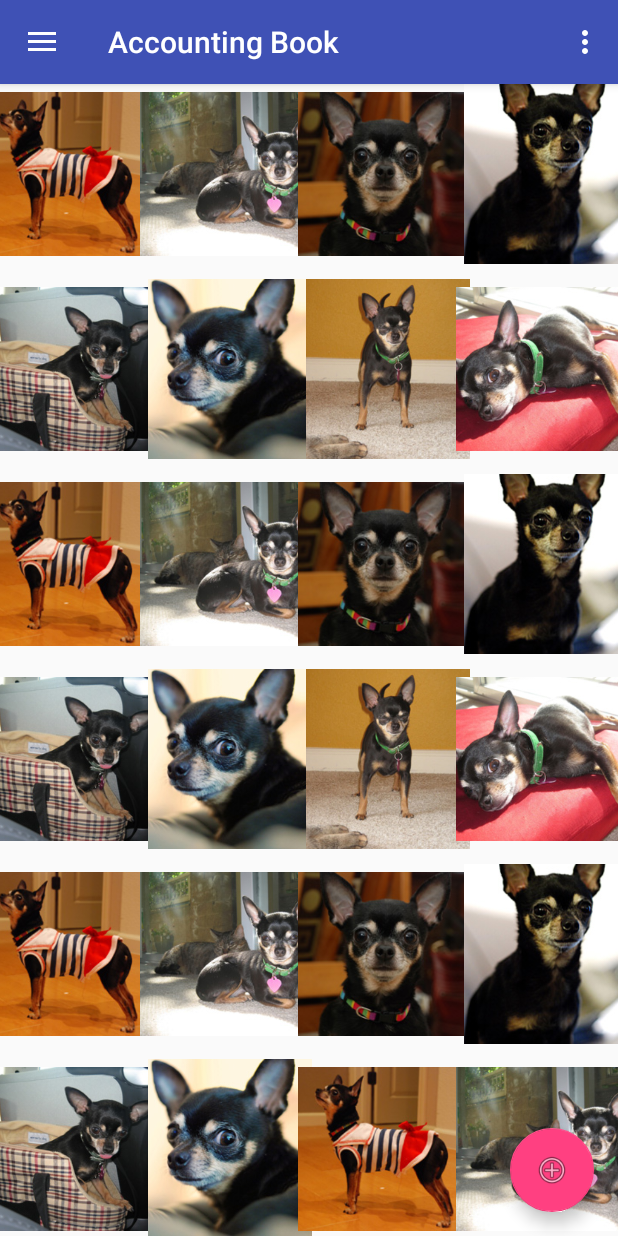
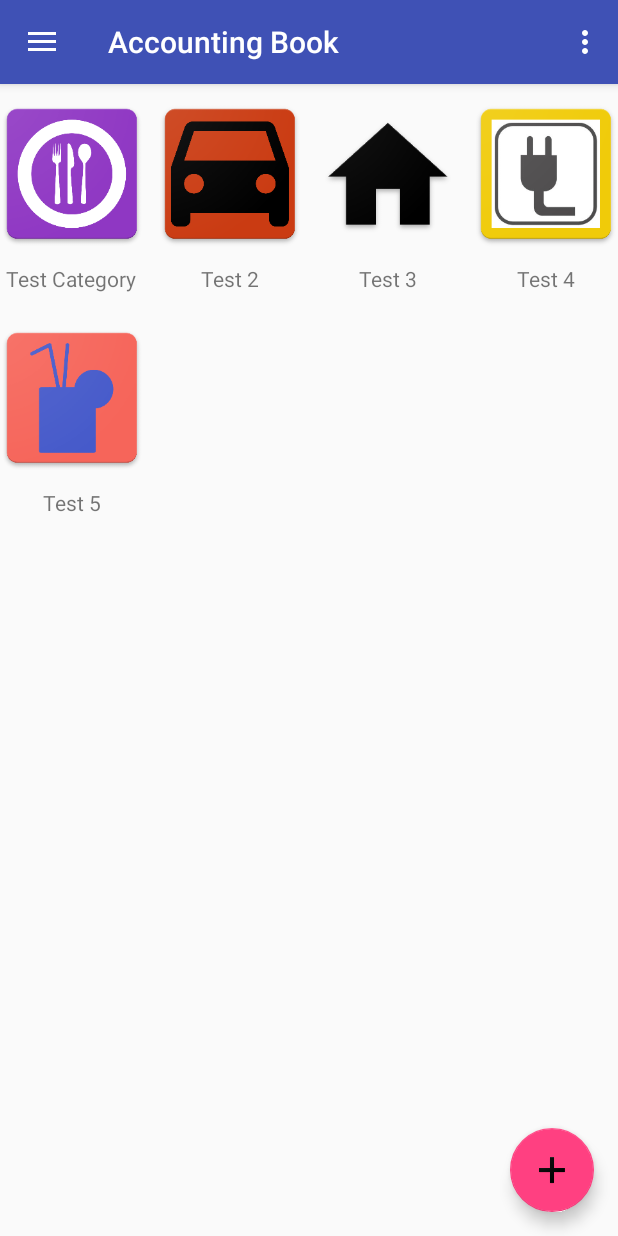
Before and after one commit to senden9/accountBookAndroid, an Android app: the screen it shows after launch (MainActivity), on a phone screen of 412 x 824 dp. Run offline under Robolectric (Android 15) with nearby library versions, the phone set to English and light mode, and no system bars.

Commit message:
Add Category DB & start main view

```diff
--- a/app/src/main/java/com/stefano_probst/gridtest/CategoryContract.java
+++ /dev/null
@@ -1,28 +0,0 @@
-package com.stefano_probst.gridtest;
-
-
-import android.provider.BaseColumns;
-
-public class CategoryContract {
-    // To prevent someone from accidentally instantiating the contract class,
-    // make the constructor private.
-    private CategoryContract() {};
-
-    /* Inner class that defines the table contents */
-    public static class CategoryEntry implements BaseColumns {
-        public static final String TABLE_NAME = "entry";
-        public static final String COLUMN_NAME_NAME = "name";
-        public static final String COLUMN_NAME_ICON = "icon";
-        public static final String COLUMN_NAME_POSITION = "position";
-    }
-
-    public static final String SQL_CREATE_ENTRIES =
-            "CREATE TABLE " + CategoryEntry.TABLE_NAME + " (" +
-                    CategoryEntry._ID + " INTEGER PRIMARY KEY," +
-                    CategoryEntry.COLUMN_NAME_NAME + " TEXT," +
-                    CategoryEntry.COLUMN_NAME_ICON + " TEXT," +
-                    CategoryEntry.COLUMN_NAME_POSITION + " INTEGER)";
-
-    public static final String SQL_DELETE_ENTRIES =
-            "DROP TABLE IF EXISTS " + CategoryEntry.TABLE_NAME;
-}
--- a/app/src/main/java/com/stefano_probst/gridtest/CategoryDbHelper.java
+++ b/app/src/main/java/com/stefano_probst/gridtest/CategoryDbHelper.java
@@ -2,13 +2,11 @@ package com.stefano_probst.gridtest;
 
 import android.content.ContentValues;
 import android.content.Context;
+import android.database.Cursor;
 import android.database.sqlite.SQLiteDatabase;
 import android.database.sqlite.SQLiteOpenHelper;
+import android.provider.BaseColumns;
 import android.util.Log;
-
-import static com.stefano_probst.gridtest.CategoryContract.CategoryEntry;
-import static com.stefano_probst.gridtest.CategoryContract.SQL_CREATE_ENTRIES;
-import static com.stefano_probst.gridtest.CategoryContract.SQL_DELETE_ENTRIES;
 
 
 public class CategoryDbHelper extends SQLiteOpenHelper {
@@ -24,9 +22,33 @@ public class CategoryDbHelper extends SQLiteOpenHelper {
         // TODO: Remove dummy entries.
         ContentValues values = new ContentValues();
         values.put(CategoryEntry.COLUMN_NAME_NAME, "Test Category");
-        values.put(CategoryEntry.COLUMN_NAME_ICON, "@android/some-path");
+        values.put(CategoryEntry.COLUMN_NAME_ICON, "essen");
         values.put(CategoryEntry.COLUMN_NAME_POSITION, 0);
         long newRowId = db.insert(CategoryEntry.TABLE_NAME, null, values);
+        Log.i("DB", "Here is the id of the dummy data: " + newRowId);
+        values = new ContentValues();
+        values.put(CategoryEntry.COLUMN_NAME_NAME, "Test 2");
+        values.put(CategoryEntry.COLUMN_NAME_ICON, "kfz");
+        values.put(CategoryEntry.COLUMN_NAME_POSITION, 1);
+        newRowId = db.insert(CategoryEntry.TABLE_NAME, null, values);
+        Log.i("DB", "Here is the id of the dummy data: " + newRowId);
+        values = new ContentValues();
+        values.put(CategoryEntry.COLUMN_NAME_NAME, "Test 3");
+        values.put(CategoryEntry.COLUMN_NAME_ICON, "home");
+        values.put(CategoryEntry.COLUMN_NAME_POSITION, 2);
+        newRowId = db.insert(CategoryEntry.TABLE_NAME, null, values);
+        Log.i("DB", "Here is the id of the dummy data: " + newRowId);
+        values = new ContentValues();
+        values.put(CategoryEntry.COLUMN_NAME_NAME, "Test 4");
+        values.put(CategoryEntry.COLUMN_NAME_ICON, "strom");
+        values.put(CategoryEntry.COLUMN_NAME_POSITION, 2);
+        newRowId = db.insert(CategoryEntry.TABLE_NAME, null, values);
+        Log.i("DB", "Here is the id of the dummy data: " + newRowId);
+        values = new ContentValues();
+        values.put(CategoryEntry.COLUMN_NAME_NAME, "Test 5");
+        values.put(CategoryEntry.COLUMN_NAME_ICON, "trinken");
+        values.put(CategoryEntry.COLUMN_NAME_POSITION, 2);
+        newRowId = db.insert(CategoryEntry.TABLE_NAME, null, values);
         Log.i("DB", "Here is the id of the dummy data: " + newRowId);
     }
     public void onUpgrade(SQLiteDatabase db, int oldVersion, int newVersion) {
@@ -38,5 +60,67 @@ public class CategoryDbHelper extends SQLiteOpenHelper {
         onUpgrade(db, oldVersion, newVersion);
     }
 
+    /* Inner class that defines the table contents */
+    public static class CategoryEntry implements BaseColumns {
+        public static final String TABLE_NAME = "entry";
+        public static final String COLUMN_NAME_NAME = "name";
+        public static final String COLUMN_NAME_ICON = "icon";
+        public static final String COLUMN_NAME_POSITION = "position";
+    }
+
+    public static final String SQL_CREATE_ENTRIES =
+            "CREATE TABLE " + CategoryEntry.TABLE_NAME + " (" +
+                    CategoryEntry._ID + " INTEGER PRIMARY KEY," +
+                    CategoryEntry.COLUMN_NAME_NAME + " TEXT," +
+                    CategoryEntry.COLUMN_NAME_ICON + " TEXT," +
+                    CategoryEntry.COLUMN_NAME_POSITION + " INTEGER)";
+
+    public static final String SQL_DELETE_ENTRIES =
+            "DROP TABLE IF EXISTS " + CategoryEntry.TABLE_NAME;
+
+    public Cursor getCategoryList(SQLiteDatabase db){
+        Cursor cursor = db.query(
+                CategoryEntry.TABLE_NAME, // The table to query
+                null, // The columns to return. Return all
+                null, // The columns for the WHERE clause
+                null, // The values for the WHERE clause
+                null, // don't group the rows
+                null, // don't filter by row groups
+                CategoryEntry.COLUMN_NAME_POSITION + " DESC" // The sort order
+        );
+        return cursor;
+    }
+
+    public String getName(SQLiteDatabase db, long id) {
+        String[] columns = {CategoryEntry.COLUMN_NAME_NAME};
+        String[] args = {""+id};
+        Cursor cursor = db.query(
+                CategoryEntry.TABLE_NAME,
+                columns,
+                CategoryEntry._ID+"=?",
+                args,
+                null,
+                null,
+                null
+        );
+        cursor.moveToNext();
+        return cursor.getString(cursor.getColumnIndexOrThrow(CategoryEntry.COLUMN_NAME_NAME));
+    }
+
+    public String getIcon(SQLiteDatabase db, long id) {
+        String[] columns = {CategoryEntry.COLUMN_NAME_ICON};
+        String[] args = {""+id};
+        Cursor cursor = db.query(
+                CategoryEntry.TABLE_NAME,
+                columns,
+                CategoryEntry._ID+"=?",
+                args,
+                null,
+                null,
+                null
+        );
+        cursor.moveToNext();
+        return cursor.getString(cursor.getColumnIndexOrThrow(CategoryEntry.COLUMN_NAME_ICON));
+    }
 
 }
--- a/app/src/main/java/com/stefano_probst/gridtest/ImageAdapter.java
+++ b/app/src/main/java/com/stefano_probst/gridtest/ImageAdapter.java
@@ -1,25 +1,44 @@
 package com.stefano_probst.gridtest;
 
 import android.content.Context;
+import android.content.res.Resources;
+import android.database.Cursor;
+import android.database.DataSetObserver;
+import android.database.sqlite.SQLiteDatabase;
+import android.util.Log;
+import android.view.Gravity;
 import android.view.View;
 import android.view.ViewGroup;
+import android.widget.Adapter;
+import android.widget.ArrayAdapter;
 import android.widget.BaseAdapter;
 import android.widget.GridView;
 import android.widget.ImageView;
+import android.widget.LinearLayout;
+import android.widget.ListView;
+import android.widget.TextView;
 
-/**
- * Created by stefano on 5/26/17.
- */
+import java.util.List;
+
 
 public class ImageAdapter extends BaseAdapter {
     private Context mContext;
+    private CategoryDbHelper mCategoryDB;
+    private SQLiteDatabase db;
+    private Cursor mCursorIter = null;
 
     public ImageAdapter(Context c) {
         mContext = c;
+        mCategoryDB = new CategoryDbHelper(mContext);
+        db = mCategoryDB.getReadableDatabase();
     }
 
     public int getCount() {
-        return mThumbIds.length;
+        Cursor cursor = mCategoryDB.getCategoryList(db);
+        int count = cursor.getCount();
+        cursor.close();
+        Log.i("ImageAdapter", "We have " + count + " elements for our category view.");
+        return count;
     }
 
     public Object getItem(int position) {
@@ -32,57 +51,44 @@ public class ImageAdapter extends BaseAdapter {
 
     // create a new ImageView for each item referenced by the Adapter
     // here we can define our buttons
-    // maybe just via inserting a fragmen
+    // maybe just via inserting a fragment
     public View getView(int position, View convertView, ViewGroup parent) {
+        LinearLayout linearLayout;
         ImageView imageView;
+        TextView textView;
         if (convertView == null) {
+            /*if (mCursorIter == null){
+                mCursorIter = mCategoryDB.getCategoryList(db);
+            }
+            if (mCursorIter.moveToNext() == false){
+                Log.e("ImageAdapter", "We are already behind the last element.");
+            }*/
             // if it's not recycled, initialize some attributes
             imageView = new ImageView(mContext);
             imageView.setLayoutParams(new GridView.LayoutParams(180, 180));
             imageView.setScaleType(ImageView.ScaleType.CENTER_CROP);
             imageView.setPadding(8, 8, 8, 8);
+            int resID = mContext.getResources().getIdentifier(mCategoryDB.getIcon(db,position+1), "mipmap", mContext.getPackageName());
+            imageView.setImageResource(resID);
+            textView = new TextView(mContext);
+            //String catName = mCursorIter.getString(mCursorIter.getColumnIndexOrThrow(CategoryDbHelper.CategoryEntry.COLUMN_NAME_NAME));
+            String catName = mCategoryDB.getName(db, position+1);
+            textView.setText(catName);
+            textView.setGravity(Gravity.CENTER_HORIZONTAL);
+            linearLayout = new LinearLayout(mContext);
+            linearLayout.setOrientation(LinearLayout.VERTICAL);
+            linearLayout.setGravity(Gravity.CENTER_HORIZONTAL);
+            linearLayout.addView(imageView);
+            linearLayout.addView(textView);
         } else {
-            imageView = (ImageView) convertView;
+            linearLayout = (LinearLayout) convertView;
         }
-
-        imageView.setImageResource(mThumbIds[position]);
-        return imageView;
+        return linearLayout;
     }
 
-    // references to our images
-    private Integer[] mThumbIds = {
-            R.drawable.sample_2, R.drawable.sample_3,
-            R.drawable.sample_4, R.drawable.sample_5,
-            R.drawable.sample_6, R.drawable.sample_7,
-            R.drawable.sample_0, R.drawable.sample_1,
-            R.drawable.sample_2, R.drawable.sample_3,
-            R.drawable.sample_4, R.drawable.sample_5,
-            R.drawable.sample_6, R.drawable.sample_7,
-            R.drawable.sample_0, R.drawable.sample_1,
-            R.drawable.sample_2, R.drawable.sample_3,
-            R.drawable.sample_4, R.drawable.sample_5,
-            R.drawable.sample_6, R.drawable.sample_7,
-            R.drawable.sample_2, R.drawable.sample_3,
-            R.drawable.sample_4, R.drawable.sample_5,
-            R.drawable.sample_6, R.drawable.sample_7,
-            R.drawable.sample_0, R.drawable.sample_1,
-            R.drawable.sample_2, R.drawable.sample_3,
-            R.drawable.sample_4, R.drawable.sample_5,
-            R.drawable.sample_6, R.drawable.sample_7,
-            R.drawable.sample_0, R.drawable.sample_1,
-            R.drawable.sample_2, R.drawable.sample_3,
-            R.drawable.sample_4, R.drawable.sample_5,
-            R.drawable.sample_6, R.drawable.sample_7,
-            R.drawable.sample_2, R.drawable.sample_3,
-            R.drawable.sample_4, R.drawable.sample_5,
-            R.drawable.sample_6, R.drawable.sample_7,
-            R.drawable.sample_0, R.drawable.sample_1,
-            R.drawable.sample_2, R.drawable.sample_3,
-            R.drawable.sample_4, R.drawable.sample_5,
-            R.drawable.sample_6, R.drawable.sample_7,
-            R.drawable.sample_0, R.drawable.sample_1,
-            R.drawable.sample_2, R.drawable.sample_3,
-            R.drawable.sample_4, R.drawable.sample_5,
-            R.drawable.sample_6, R.drawable.sample_7
-    };
+    public void finalize() throws Throwable {
+        db.close();
+        mCategoryDB.close();
+        super.finalize();
+    }
 }
--- a/app/src/main/java/com/stefano_probst/gridtest/MainActivity.java
+++ b/app/src/main/java/com/stefano_probst/gridtest/MainActivity.java
@@ -1,5 +1,6 @@
 package com.stefano_probst.gridtest;
 
+import android.database.Cursor;
 import android.database.sqlite.SQLiteDatabase;
 import android.os.Bundle;
 import android.support.design.widget.FloatingActionButton;
@@ -20,6 +21,7 @@ import android.widget.Toast;
 public class MainActivity extends AppCompatActivity
         implements NavigationView.OnNavigationItemSelectedListener {
     private CategoryDbHelper mCategoryDB;
+    private SQLiteDatabase db;
 
     @Override
     protected void onCreate(Bundle savedInstanceState) {
@@ -28,7 +30,7 @@ public class MainActivity extends AppCompatActivity
         Toolbar toolbar = (Toolbar) findViewById(R.id.toolbar);
         setSupportActionBar(toolbar);
         mCategoryDB = new CategoryDbHelper(getApplicationContext());
-        SQLiteDatabase db = mCategoryDB.getReadableDatabase();
+        db = mCategoryDB.getReadableDatabase();
 
         FloatingActionButton fab = (FloatingActionButton) findViewById(R.id.fab);
         fab.setOnClickListener(new View.OnClickListener() {
--- a/app/src/main/res/layout/app_bar_main.xml
+++ b/app/src/main/res/layout/app_bar_main.xml
@@ -28,6 +28,6 @@
         android:layout_height="wrap_content"
         android:layout_gravity="bottom|end"
         android:layout_margin="@dimen/fab_margin"
-        app:srcCompat="@android:drawable/ic_menu_add" />
+        app:srcCompat="@mipmap/plus" />
 
 </android.support.design.widget.CoordinatorLayout>
```
